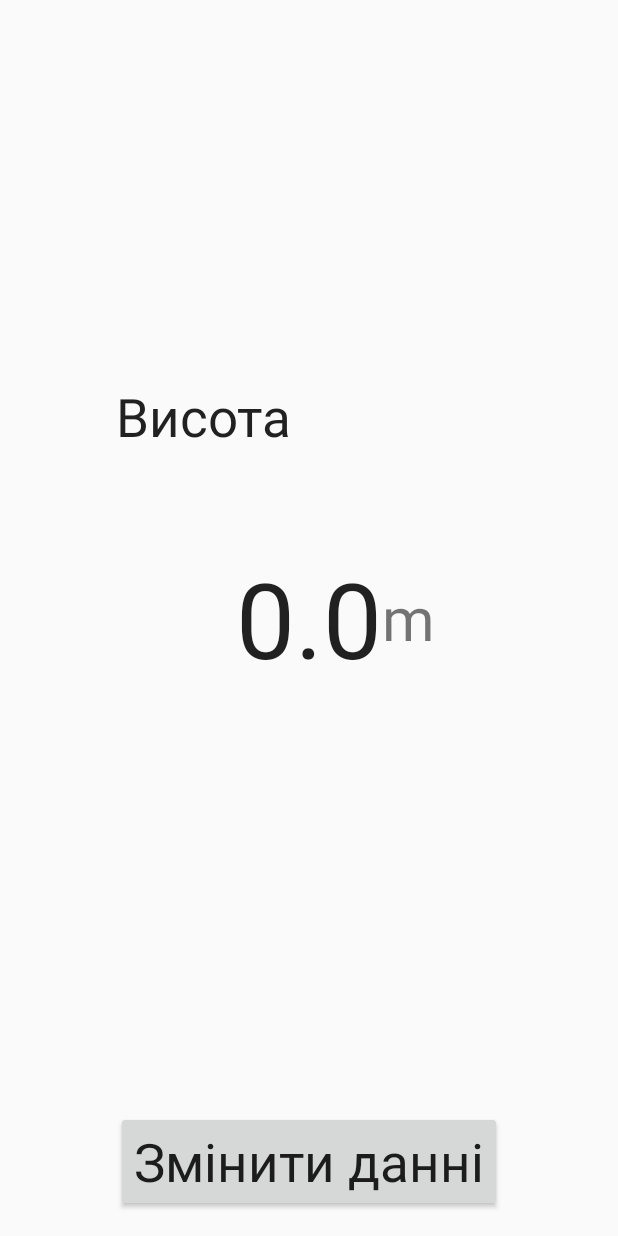
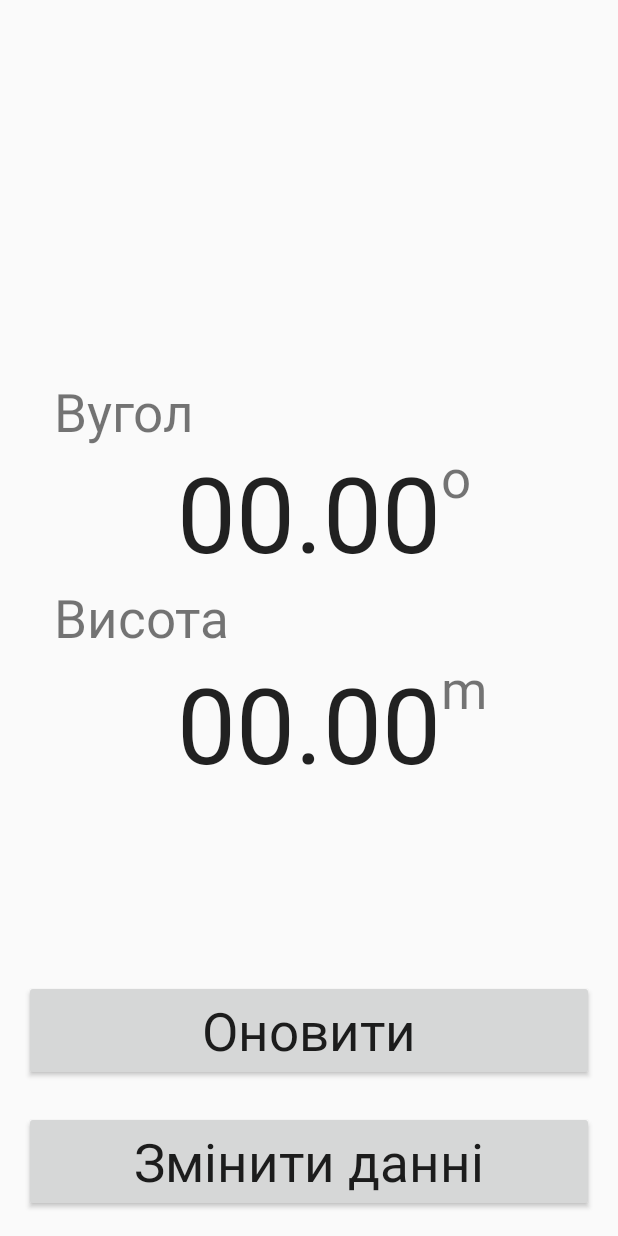
Before and after one commit to Cronverk/Metering, an Android app: the screen it shows after launch (MeteringActivity), on a phone screen of 412 x 824 dp. Run offline under Robolectric (Android 15) with nearby library versions, the phone set to English and light mode, and no system bars.

Commit message:
update interface

```diff
--- a/app/src/main/res/layout/activity_metering.xml
+++ b/app/src/main/res/layout/activity_metering.xml
@@ -1,36 +1,26 @@
 <?xml version="1.0" encoding="utf-8"?>
 <RelativeLayout xmlns:android="http://schemas.android.com/apk/res/android"
     xmlns:tools="http://schemas.android.com/tools"
-    android:layout_width="match_parent"
+    android:layout_width="fill_parent"
     android:layout_height="match_parent"
     android:paddingBottom="@dimen/activity_vertical_margin"
     android:paddingLeft="@dimen/activity_horizontal_margin"
     android:paddingRight="@dimen/activity_horizontal_margin"
     android:paddingTop="@dimen/activity_vertical_margin"
-    tools:context=".metering.MeteringActivity">
-
-    <Button
-        android:layout_width="wrap_content"
-        android:layout_height="wrap_content"
-        android:text="Змiнити даннi"
-        android:id="@+id/button2"
-        android:textSize="35dp"
-        android:layout_alignParentBottom="true"
-        android:layout_centerHorizontal="true"
-        android:onClick="onClick"
-        style="@style/AlertDialog.AppCompat" />
+    tools:context=".metering.MeteringActivity"
+    android:onClick="onClick">
 
     <TextView
         android:layout_width="wrap_content"
         android:layout_height="wrap_content"
-        android:textAppearance="?android:attr/textAppearanceLarge"
+        android:textAppearance="?android:attr/textAppearanceSmall"
         android:text="Висота"
         android:id="@+id/textView10"
         android:textSize="35dp"
-        android:layout_marginBottom="64dp"
-        android:layout_above="@+id/heightValue"
-        android:layout_alignLeft="@+id/button2"
-        android:layout_alignStart="@+id/button2" />
+        android:layout_centerVertical="true"
+        android:layout_alignParentLeft="true"
+        android:layout_alignParentStart="true"
+        android:layout_marginLeft="20dp" />
 
     <TextView
         android:layout_width="wrap_content"
@@ -38,19 +28,90 @@
         android:textAppearance="?android:attr/textAppearanceLarge"
         android:id="@+id/heightValue"
         android:textSize="70dp"
-        android:text="0.0"
-        android:layout_centerVertical="true"
+        android:text="00.00"
+        android:layout_below="@+id/textView10"
         android:layout_centerHorizontal="true" />
 
     <TextView
         android:layout_width="wrap_content"
         android:layout_height="wrap_content"
         android:textAppearance="?android:attr/textAppearanceSmall"
+        android:text="Вугол"
+        android:id="@+id/textView"
+        android:textSize="35dp"
+        android:layout_above="@+id/textView10"
+        android:layout_marginBottom="90dp"
+        android:layout_marginLeft="20dp" />
+
+    <TextView
+        android:layout_width="wrap_content"
+        android:layout_height="wrap_content"
+        android:textAppearance="?android:attr/textAppearanceLarge"
+        android:text="00.00"
+        android:id="@+id/angleValue"
+        android:textSize="70dp"
+        android:layout_above="@+id/textView10"
+        android:layout_centerHorizontal="true" />
+
+    <TextView
+        android:layout_width="wrap_content"
+        android:layout_height="wrap_content"
+        android:textAppearance="?android:attr/textAppearanceSmall"
+        android:text="o"
+        android:id="@+id/textView2"
+        android:textSize="35dp"
+        android:layout_alignTop="@+id/angleValue"
+        android:layout_toRightOf="@+id/angleValue"
+        android:layout_toEndOf="@+id/angleValue" />
+
+    <TextView
+        android:layout_width="wrap_content"
+        android:layout_height="wrap_content"
+        android:textAppearance="?android:attr/textAppearanceSmall"
         android:text="m"
-        android:id="@+id/textView11"
-        android:textSize="40dp"
-        android:layout_centerVertical="true"
+        android:id="@+id/textView3"
+        android:textSize="35dp"
+        android:layout_alignTop="@+id/heightValue"
         android:layout_toRightOf="@+id/heightValue"
         android:layout_toEndOf="@+id/heightValue" />
 
+    <RelativeLayout
+        android:layout_width="match_parent"
+        android:layout_height="match_parent"
+        android:layout_alignParentRight="true"
+        android:layout_alignParentEnd="true"
+        android:layout_alignParentTop="true"
+        android:layout_alignParentLeft="true"
+        android:layout_alignParentStart="true"
+        android:onClick="onClick"
+        android:visibility="visible"
+        android:id="@+id/layer">
+
+        <Button
+            android:layout_width="match_parent"
+            android:layout_height="wrap_content"
+            android:text="Оновити"
+            android:id="@+id/buttonUpdate"
+            android:layout_above="@+id/buttonChange"
+            android:layout_centerHorizontal="true"
+            android:layout_marginBottom="20dp"
+            android:textSize="35dp"
+            style="@style/AlertDialog.AppCompat"
+            android:nestedScrollingEnabled="false"
+            android:onClick="onClick" />
+
+        <Button
+            style="@style/AlertDialog.AppCompat"
+            android:layout_width="match_parent"
+            android:layout_height="wrap_content"
+            android:text="Змiнити даннi"
+            android:id="@+id/buttonChange"
+            android:textSize="35dp"
+            android:onClick="onClick"
+            android:layout_alignParentBottom="true"
+            android:layout_centerHorizontal="true"
+            android:layout_gravity="center_horizontal|bottom" />
+
+    </RelativeLayout>
+
 </RelativeLayout>
```
Also changed, not shown: app/src/main/java/com/example/grass/metering/MeteringActivity.java (+58 -16 lines), app/src/main/java/com/example/grass/metering/MeteringDialog.java (+14 -4 lines).
